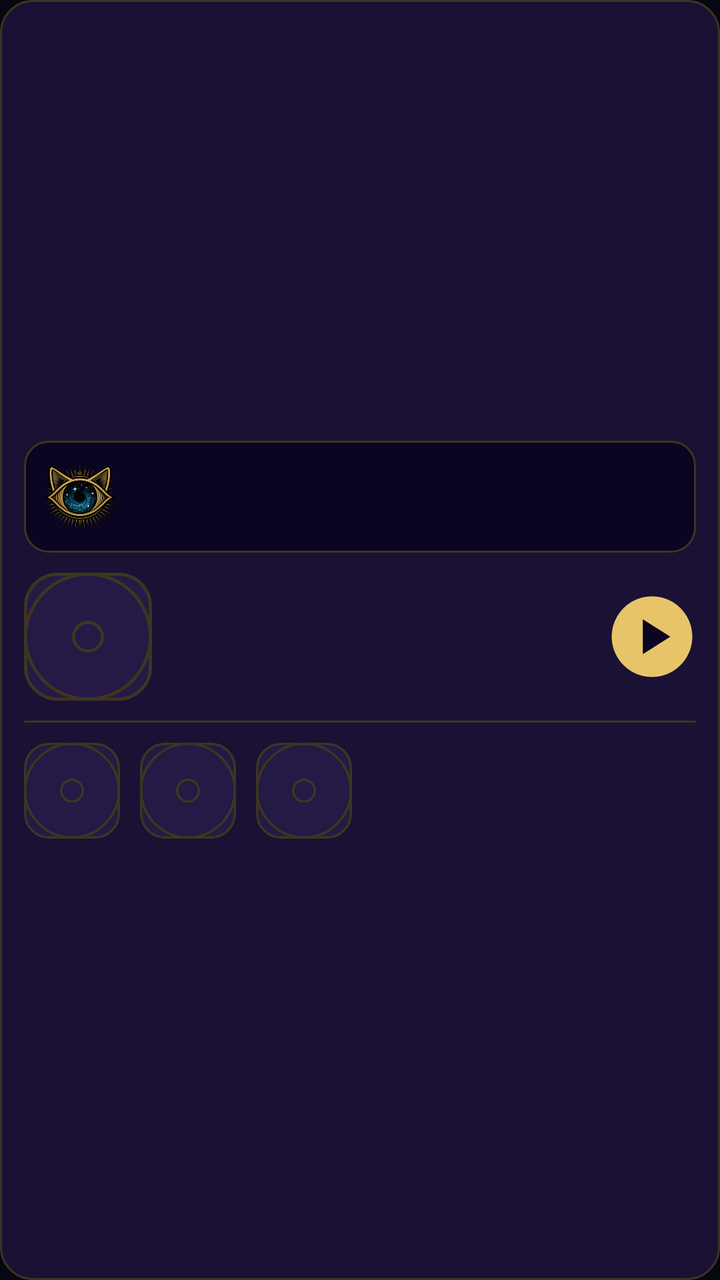
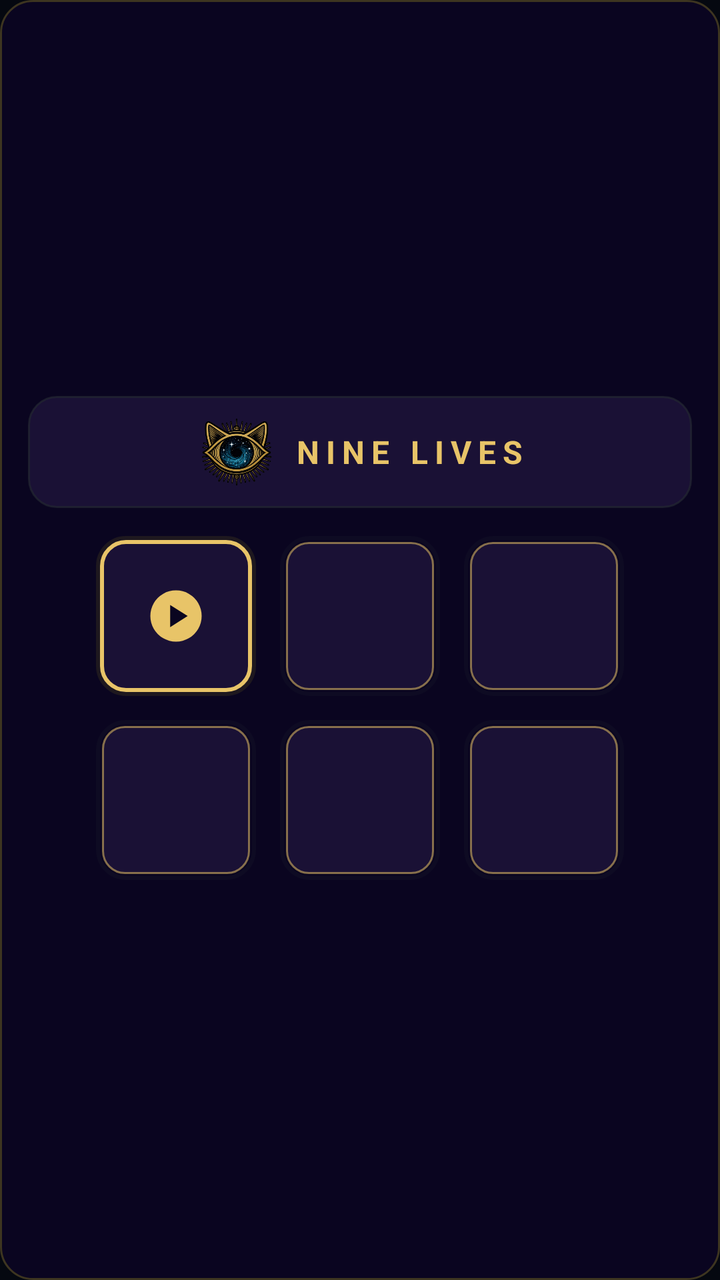

An Android layout rendered at two revisions. The XML below is the earlier revision; the diff shows what the commit changed to produce the second picture.
<!-- AndroidManifest.xml: application theme Theme.NineLivesAudio -->
<!-- res/layout/widget_home_preview.xml -->
<?xml version="1.0" encoding="utf-8"?>
<LinearLayout xmlns:android="http://schemas.android.com/apk/res/android"
    android:id="@android:id/background"
    android:layout_width="match_parent"
    android:layout_height="match_parent"
    android:background="@drawable/widget_frame"
    android:gravity="center_vertical"
    android:orientation="vertical"
    android:padding="12dp">

    <LinearLayout
        android:layout_width="match_parent"
        android:layout_height="wrap_content"
        android:background="@drawable/widget_home_slab"
        android:gravity="center_vertical"
        android:orientation="horizontal"
        android:padding="8dp">

        <ImageView
            android:layout_width="40dp"
            android:layout_height="40dp"
            android:importantForAccessibility="no"
            android:src="@drawable/widget_eye" />
    </LinearLayout>

    <LinearLayout
        android:layout_width="match_parent"
        android:layout_height="wrap_content"
        android:layout_marginTop="10dp"
        android:gravity="center_vertical"
        android:orientation="horizontal">

        <ImageView
            android:layout_width="64dp"
            android:layout_height="64dp"
            android:importantForAccessibility="no"
            android:src="@drawable/widget_sleeve_empty" />

        <FrameLayout
            android:layout_width="0dp"
            android:layout_height="1dp"
            android:layout_weight="1" />

        <ImageView
            android:layout_width="44dp"
            android:layout_height="44dp"
            android:importantForAccessibility="no"
            android:src="@drawable/widget_home_play" />
    </LinearLayout>

    <FrameLayout
        android:layout_width="match_parent"
        android:layout_height="1dp"
        android:layout_marginVertical="10dp"
        android:background="@drawable/widget_home_rule" />

    <LinearLayout
        android:layout_width="match_parent"
        android:layout_height="wrap_content"
        android:orientation="horizontal">

        <ImageView
            android:layout_width="48dp"
            android:layout_height="48dp"
            android:importantForAccessibility="no"
            android:src="@drawable/widget_sleeve_empty" />

        <ImageView
            android:layout_width="48dp"
            android:layout_height="48dp"
            android:layout_marginStart="10dp"
            android:importantForAccessibility="no"
            android:src="@drawable/widget_sleeve_empty" />

        <ImageView
            android:layout_width="48dp"
            android:layout_height="48dp"
            android:layout_marginStart="10dp"
            android:importantForAccessibility="no"
            android:src="@drawable/widget_sleeve_empty" />
    </LinearLayout>
</LinearLayout>
<!-- resources referenced by this layout -->
<resources>
  <!-- drawable widget_eye: png bitmap (drawable-nodpi, 111159 bytes) -->
  <!-- drawable widget_frame (drawable) -->
  <?xml version="1.0" encoding="utf-8"?>
  <shape xmlns:android="http://schemas.android.com/apk/res/android" android:shape="rectangle">
      
      <solid android:color="#FF1A1135" />
      
      <stroke android:width="1dp" android:color="#FF3D3520" />
      <corners android:radius="16dp" />
  </shape>
  <!-- drawable widget_home_play (drawable) -->
  <?xml version="1.0" encoding="utf-8"?>
  <vector xmlns:android="http://schemas.android.com/apk/res/android"
      android:width="44dp"
      android:height="44dp"
      android:viewportWidth="48"
      android:viewportHeight="48">
      <path
          android:fillColor="#FFE8C468"
          android:pathData="M24,2a22,22 0 1,0 0.01,0z" />
      <path
          android:fillColor="#FF0A0520"
          android:pathData="M19,14.5v19l15,-9.5z" />
  </vector>
  <!-- drawable widget_home_rule (drawable) -->
  <?xml version="1.0" encoding="utf-8"?>
  <shape xmlns:android="http://schemas.android.com/apk/res/android" android:shape="rectangle">
      <solid android:color="#FF3D3520" />
  </shape>
  <!-- drawable widget_home_slab (drawable) -->
  <?xml version="1.0" encoding="utf-8"?>
  <shape xmlns:android="http://schemas.android.com/apk/res/android" android:shape="rectangle">
      
      <solid android:color="#FF0A0520" />
      
      <stroke android:width="1dp" android:color="#FF3D3520" />
      <corners android:radius="12dp" />
  </shape>
  <!-- drawable widget_sleeve_empty (drawable) -->
  <?xml version="1.0" encoding="utf-8"?>
  <layer-list xmlns:android="http://schemas.android.com/apk/res/android">
      <item>
          <shape android:shape="rectangle">
              
              <solid android:color="#FF251945" />
              
              <stroke android:width="1dp" android:color="#FF3D3520" />
              <corners android:radius="10dp" />
          </shape>
      </item>
      <item android:width="40dp" android:height="40dp" android:gravity="center">
          <shape android:shape="oval">
              
              <stroke android:width="1dp" android:color="#FF3D3520" />
          </shape>
      </item>
      <item android:width="10dp" android:height="10dp" android:gravity="center">
          <shape android:shape="oval">
              <stroke android:width="1dp" android:color="#FF3D3520" />
          </shape>
      </item>
  </layer-list>
  <style name="Theme.NineLivesAudio" parent="android:Theme.Material.Light.NoActionBar">
          
          <item name="android:windowBackground">@color/void_deep</item>
      </style>
  <color name="void_deep">#FF050810</color>
</resources>

<!-- the commit's change to res/layout/widget_home_preview.xml (unified diff, before → after) -->
@@ -3,16 +3,16 @@
     android:id="@android:id/background"
     android:layout_width="match_parent"
     android:layout_height="match_parent"
-    android:background="@drawable/widget_frame"
-    android:gravity="center_vertical"
+    android:background="@drawable/widget_home_frame"
+    android:gravity="center"
     android:orientation="vertical"
-    android:padding="12dp">
+    android:padding="14dp">
 
     <LinearLayout
         android:layout_width="match_parent"
         android:layout_height="wrap_content"
-        android:background="@drawable/widget_home_slab"
-        android:gravity="center_vertical"
+        android:background="@drawable/widget_home_altar"
+        android:gravity="center"
         android:orientation="horizontal"
         android:padding="8dp">
 
@@ -21,62 +21,74 @@
             android:layout_height="40dp"
             android:importantForAccessibility="no"
             android:src="@drawable/widget_eye" />
+
+        <TextView
+            android:layout_width="wrap_content"
+            android:layout_height="wrap_content"
+            android:layout_marginStart="10dp"
+            android:importantForAccessibility="no"
+            android:maxLines="1"
+            android:text="@string/widget_home_wordmark"
+            android:textColor="#FFE8C468"
+            android:textSize="16sp"
+            android:textStyle="bold" />
     </LinearLayout>
 
     <LinearLayout
         android:layout_width="match_parent"
         android:layout_height="wrap_content"
-        android:layout_marginTop="10dp"
-        android:gravity="center_vertical"
+        android:layout_marginTop="12dp"
+        android:gravity="center"
         android:orientation="horizontal">
 
-        <ImageView
-            android:layout_width="64dp"
-            android:layout_height="64dp"
-            android:importantForAccessibility="no"
-            android:src="@drawable/widget_sleeve_empty" />
+        <FrameLayout
+            android:layout_width="84dp"
+            android:layout_height="84dp"
+            android:background="@drawable/widget_life_ring_current">
+
+            <ImageView
+                android:layout_width="28dp"
+                android:layout_height="28dp"
+                android:layout_gravity="center"
+                android:importantForAccessibility="no"
+                android:src="@drawable/widget_home_play" />
+        </FrameLayout>
 
         <FrameLayout
-            android:layout_width="0dp"
-            android:layout_height="1dp"
-            android:layout_weight="1" />
+            android:layout_width="84dp"
+            android:layout_height="84dp"
+            android:layout_marginStart="8dp"
+            android:background="@drawable/widget_life_ring" />
 
-        <ImageView
-            android:layout_width="44dp"
-            android:layout_height="44dp"
-            android:importantForAccessibility="no"
-            android:src="@drawable/widget_home_play" />
+        <FrameLayout
+            android:layout_width="84dp"
+            android:layout_height="84dp"
+            android:layout_marginStart="8dp"
+            android:background="@drawable/widget_life_ring" />
     </LinearLayout>
-
-    <FrameLayout
-        android:layout_width="match_parent"
-        android:layout_height="1dp"
-        android:layout_marginVertical="10dp"
-        android:background="@drawable/widget_home_rule" />
 
     <LinearLayout
         android:layout_width="match_parent"
         android:layout_height="wrap_content"
+        android:layout_marginTop="8dp"
+        android:gravity="center"
         android:orientation="horizontal">
 
-        <ImageView
-            android:layout_width="48dp"
-            android:layout_height="48dp"
-            android:importantForAccessibility="no"
-            android:src="@drawable/widget_sleeve_empty" />
+        <FrameLayout
+            android:layout_width="84dp"
+            android:layout_height="84dp"
+            android:background="@drawable/widget_life_ring" />
 
-        <ImageView
-            android:layout_width="48dp"
-            android:layout_height="48dp"
-            android:layout_marginStart="10dp"
-            android:importantForAccessibility="no"
-            android:src="@drawable/widget_sleeve_empty" />
+        <FrameLayout
+            android:layout_width="84dp"
+            android:layout_height="84dp"
+            android:layout_marginStart="8dp"
+            android:background="@drawable/widget_life_ring" />
 
-        <ImageView
-            android:layout_width="48dp"
-            android:layout_height="48dp"
-            android:layout_marginStart="10dp"
-            android:importantForAccessibility="no"
-            android:src="@drawable/widget_sleeve_empty" />
+        <FrameLayout
+            android:layout_width="84dp"
+            android:layout_height="84dp"
+            android:layout_marginStart="8dp"
+            android:background="@drawable/widget_life_ring" />
     </LinearLayout>
 </LinearLayout>
<!-- resource entries referenced after the edit -->
@@ -1,12 +1,17 @@
 <!-- resources referenced by this layout -->
 <resources>
   <!-- drawable widget_eye: png bitmap (drawable-nodpi, 111159 bytes) -->
-  <!-- drawable widget_frame (drawable) -->
+  <!-- drawable widget_home_altar (drawable) -->
   <?xml version="1.0" encoding="utf-8"?>
   <shape xmlns:android="http://schemas.android.com/apk/res/android" android:shape="rectangle">
-      
       <solid android:color="#FF1A1135" />
-      
+      <stroke android:width="1dp" android:color="#B3242933" />
+      <corners android:radius="14dp" />
+  </shape>
+  <!-- drawable widget_home_frame (drawable) -->
+  <?xml version="1.0" encoding="utf-8"?>
+  <shape xmlns:android="http://schemas.android.com/apk/res/android" android:shape="rectangle">
+      <solid android:color="#FF0A0520" />
       <stroke android:width="1dp" android:color="#FF3D3520" />
       <corners android:radius="16dp" />
   </shape>
@@ -24,44 +29,41 @@
           android:fillColor="#FF0A0520"
           android:pathData="M19,14.5v19l15,-9.5z" />
   </vector>
-  <!-- drawable widget_home_rule (drawable) -->
-  <?xml version="1.0" encoding="utf-8"?>
-  <shape xmlns:android="http://schemas.android.com/apk/res/android" android:shape="rectangle">
-      <solid android:color="#FF3D3520" />
-  </shape>
-  <!-- drawable widget_home_slab (drawable) -->
-  <?xml version="1.0" encoding="utf-8"?>
-  <shape xmlns:android="http://schemas.android.com/apk/res/android" android:shape="rectangle">
-      
-      <solid android:color="#FF0A0520" />
-      
-      <stroke android:width="1dp" android:color="#FF3D3520" />
-      <corners android:radius="12dp" />
-  </shape>
-  <!-- drawable widget_sleeve_empty (drawable) -->
+  <!-- drawable widget_life_ring (drawable) -->
   <?xml version="1.0" encoding="utf-8"?>
   <layer-list xmlns:android="http://schemas.android.com/apk/res/android">
-      <item>
+      <item android:bottom="2dp" android:left="2dp" android:right="2dp" android:top="2dp">
           <shape android:shape="rectangle">
-              
-              <solid android:color="#FF251945" />
-              
-              <stroke android:width="1dp" android:color="#FF3D3520" />
-              <corners android:radius="10dp" />
+              <stroke android:width="2dp" android:color="#2E242933" />
+              <corners android:radius="14dp" />
           </shape>
       </item>
-      <item android:width="40dp" android:height="40dp" android:gravity="center">
-          <shape android:shape="oval">
-              
-              <stroke android:width="1dp" android:color="#FF3D3520" />
-          </shape>
-      </item>
-      <item android:width="10dp" android:height="10dp" android:gravity="center">
-          <shape android:shape="oval">
-              <stroke android:width="1dp" android:color="#FF3D3520" />
+      <item android:bottom="5dp" android:left="5dp" android:right="5dp" android:top="5dp">
+          <shape android:shape="rectangle">
+              <solid android:color="#FF1A1135" />
+              <stroke android:width="1dp" android:color="#8CE8C468" />
+              <corners android:radius="11dp" />
           </shape>
       </item>
   </layer-list>
+  <!-- drawable widget_life_ring_current (drawable) -->
+  <?xml version="1.0" encoding="utf-8"?>
+  <layer-list xmlns:android="http://schemas.android.com/apk/res/android">
+      <item android:bottom="2dp" android:left="2dp" android:right="2dp" android:top="2dp">
+          <shape android:shape="rectangle">
+              <stroke android:width="2dp" android:color="#663D3520" />
+              <corners android:radius="14dp" />
+          </shape>
+      </item>
+      <item android:bottom="4dp" android:left="4dp" android:right="4dp" android:top="4dp">
+          <shape android:shape="rectangle">
+              <solid android:color="#FF1A1135" />
+              <stroke android:width="2dp" android:color="#FFE8C468" />
+              <corners android:radius="12dp" />
+          </shape>
+      </item>
+  </layer-list>
+  <string name="widget_home_wordmark" translatable="false">N I N E   L I V E S</string>
   <style name="Theme.NineLivesAudio" parent="android:Theme.Material.Light.NoActionBar">
           
           <item name="android:windowBackground">@color/void_deep</item>
